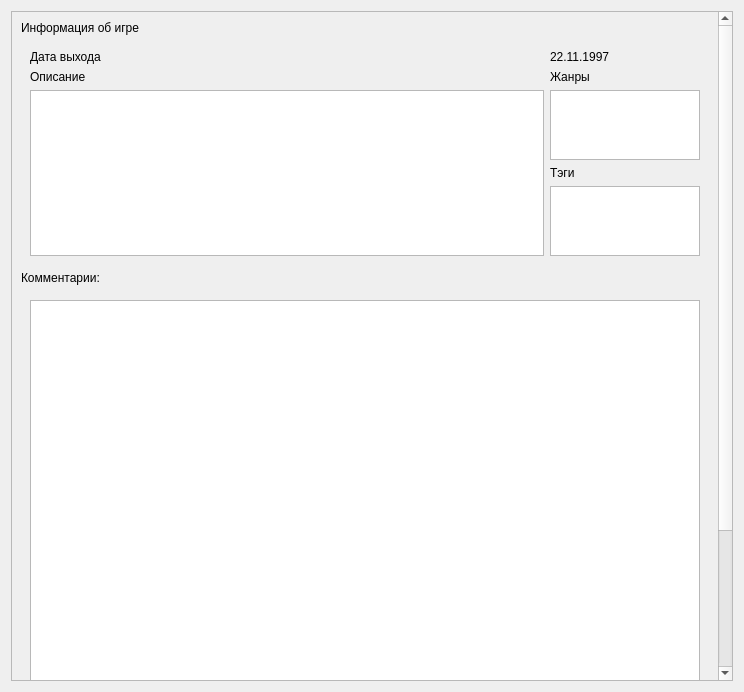
andrej22116/PSU_Labs, file BD/CoursWork/GameStore/code/control/ClassGameInfoWidget/gameinfowidget.ui: the form before one commit.
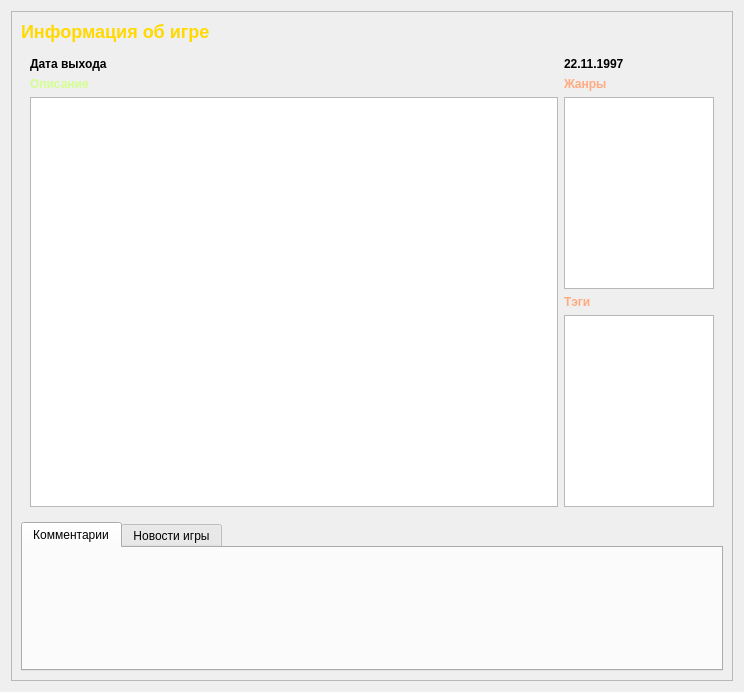
The form after the commit.

Commit message: Complete GUI - 50% - minimum

The edit to the form file:
```diff
--- a/BD/CoursWork/GameStore/code/control/ClassGameInfoWidget/gameinfowidget.ui
+++ b/BD/CoursWork/GameStore/code/control/ClassGameInfoWidget/gameinfowidget.ui
@@ -24,13 +24,18 @@
        <rect>
         <x>0</x>
         <y>0</y>
-        <width>707</width>
-        <height>850</height>
+        <width>724</width>
+        <height>672</height>
        </rect>
       </property>
       <layout class="QVBoxLayout" name="verticalLayout_4">
        <item>
         <widget class="QLabel" name="labelGameInfoTitle">
+         <property name="styleSheet">
+          <string notr="true">color: rgb(255, 217, 0);
+font-weight: bold;
+font-size: 18px;</string>
+         </property>
          <property name="text">
           <string>Информация об игре</string>
          </property>
@@ -41,6 +46,10 @@
          <layout class="QGridLayout" name="gridLayout">
           <item row="0" column="1">
            <widget class="QLabel" name="labelDateOfRelease">
+            <property name="styleSheet">
+             <string notr="true">color: rgbrgb(44, 188, 255);
+font-weight: bold;</string>
+            </property>
             <property name="text">
              <string>22.11.1997</string>
             </property>
@@ -48,6 +57,10 @@
           </item>
           <item row="0" column="0">
            <widget class="QLabel" name="labelDateOfReleaseInfo">
+            <property name="styleSheet">
+             <string notr="true">color: rgbrgb(44, 188, 255);
+font-weight: bold;</string>
+            </property>
             <property name="text">
              <string>Дата выхода</string>
             </property>
@@ -95,6 +108,10 @@
           </item>
           <item row="1" column="1">
            <widget class="QLabel" name="labelGameGenres">
+            <property name="styleSheet">
+             <string notr="true">color: rgb(255, 170, 127);
+font-weight: bold;</string>
+            </property>
             <property name="text">
              <string>Жанры</string>
             </property>
@@ -102,6 +119,10 @@
           </item>
           <item row="3" column="1">
            <widget class="QLabel" name="labelGameTags">
+            <property name="styleSheet">
+             <string notr="true">color: rgb(255, 170, 127);
+font-weight: bold;</string>
+            </property>
             <property name="text">
              <string>Тэги</string>
             </property>
@@ -109,6 +130,10 @@
           </item>
           <item row="1" column="0">
            <widget class="QLabel" name="labelGameInfo">
+            <property name="styleSheet">
+             <string notr="true">color: rgb(212, 255, 143);
+font-weight: bold;</string>
+            </property>
             <property name="text">
              <string>Описание</string>
             </property>
@@ -134,49 +159,21 @@
         </widget>
        </item>
        <item>
-        <widget class="QLabel" name="labelGameCommentsTitle">
-         <property name="text">
-          <string>Комментарии:</string>
+        <widget class="QTabWidget" name="tabGame">
+         <property name="currentIndex">
+          <number>0</number>
          </property>
-        </widget>
-       </item>
-       <item>
-        <widget class="QWidget" name="widgetCommentaries" native="true">
-         <layout class="QVBoxLayout" name="verticalLayout">
-          <item>
-           <widget class="QListWidget" name="listComments">
-            <property name="minimumSize">
-             <size>
-              <width>0</width>
-              <height>400</height>
-             </size>
-            </property>
-           </widget>
-          </item>
-          <item>
-           <widget class="QWidget" name="widgetNewComment" native="true">
-            <layout class="QGridLayout" name="gridLayout_3">
-             <item row="2" column="0" colspan="2">
-              <widget class="QPushButton" name="buttonAddComment">
-               <property name="text">
-                <string>Прокомментировать!</string>
-               </property>
-              </widget>
-             </item>
-             <item row="1" column="0" colspan="2">
-              <widget class="QPlainTextEdit" name="textEditComment"/>
-             </item>
-             <item row="0" column="0" colspan="2">
-              <widget class="QLabel" name="label">
-               <property name="text">
-                <string>Ваш комментарий:</string>
-               </property>
-              </widget>
-             </item>
-            </layout>
-           </widget>
-          </item>
-         </layout>
+         <widget class="QWidget" name="tabComments">
+          <attribute name="title">
+           <string>Комментарии</string>
+          </attribute>
+          <layout class="QHBoxLayout" name="horizontalLayout_2"/>
+         </widget>
+         <widget class="QWidget" name="tabGameNews">
+          <attribute name="title">
+           <string>Новости игры</string>
+          </attribute>
+         </widget>
         </widget>
        </item>
       </layout>
```
The commit also changes 27 other files.
